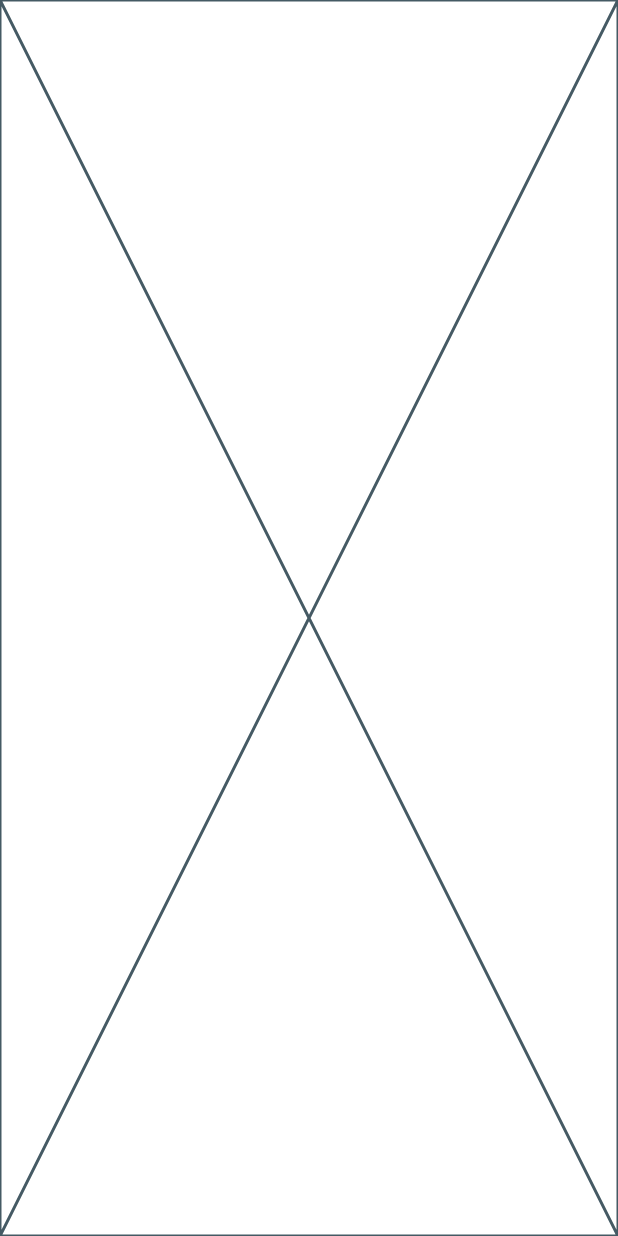
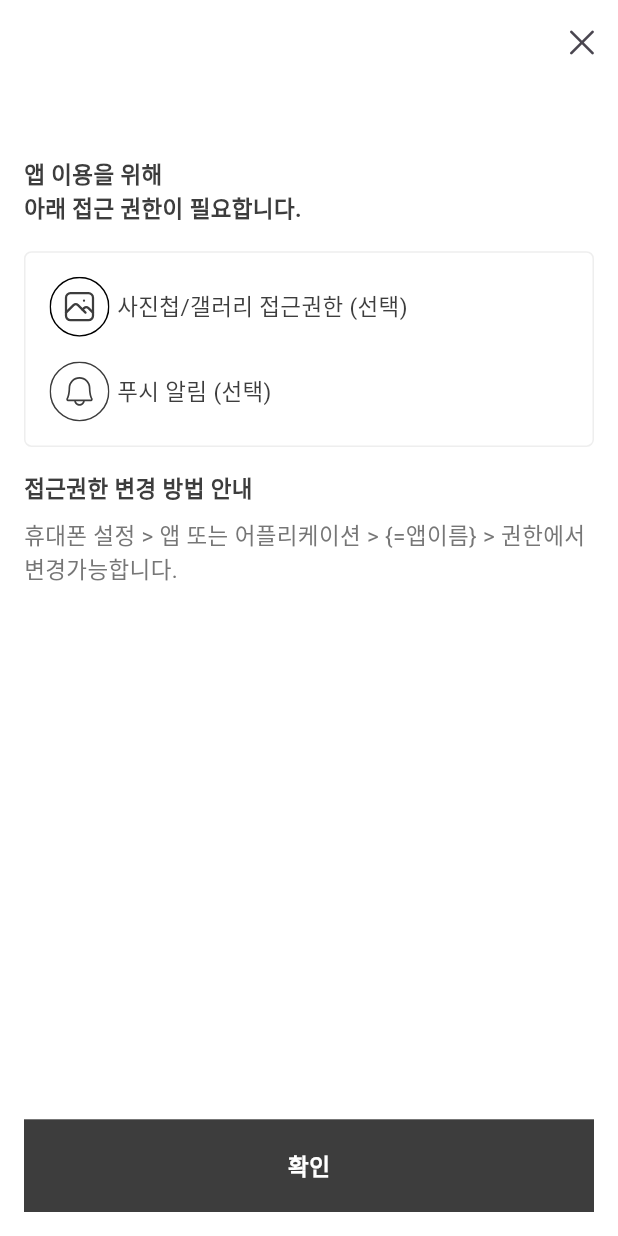
Before and after one commit to GodBongJune/Department-publish, a Flutter app: the screen it shows after launch, on a phone screen of 412 x 824 dp. Run offline on Flutter 3.47's test engine with Material 3 defaults, Android fonts, the light colour scheme and no system bars; our stand-ins replace animated_splash_screen, flutter_riverpod, flutter_svg, logger, package_info_plus.

Commit message:
Launch Page 완료

```diff
--- a/lib/core/constant/color_and_size.dart
+++ b/lib/core/constant/color_and_size.dart
@@ -1,6 +1,10 @@
 import 'package:flutter/material.dart';
 
 const k3DColor = Color(0xFF3D3D3D);
+const k76Color = Color(0xFF767676);
+const kEEColor = Color(0xFFEEEEEE);
+const kC8Color = Color(0xFFC8C8C8);
+const kE8Color = Color(0xFFE8E8E8);
 
 const double size10 = 10.0;
 const double size13 = 13.0;
--- /dev/null
+++ b/lib/core/constant/custom_util.dart
@@ -0,0 +1,122 @@
+import 'package:department/core/constant/color_and_size.dart';
+import 'package:flutter/cupertino.dart';
+import 'package:flutter/material.dart';
+
+void customDialog(BuildContext context, String message) {
+  showDialog(
+    context: context,
+    barrierDismissible: false,
+    builder: (BuildContext context) {
+      return WillPopScope(
+        onWillPop: () async => false,
+        child: AlertDialog(
+          content: Text(message),
+        ),
+      );
+    },
+  );
+}
+
+void customSnackbar(BuildContext context, String message) {
+  ScaffoldMessenger.of(context).showSnackBar(
+    SnackBar(
+      content: Container(
+        child: Center(
+          child: Text(
+            message,
+            style: TextStyle(fontSize: size15),
+          ),
+        ),
+      ),
+      duration: Duration(seconds: 1),
+      margin: EdgeInsets.only(
+        bottom: MediaQuery.of(context).size.height * 0.1,
+        left: 16,
+        right: 16,
+      ),
+      behavior: SnackBarBehavior.floating,
+    ),
+  );
+}
+
+Widget basicButton({
+  required BuildContext context,
+  required VoidCallback onTap,
+  required Color buttonColor,
+  required Color textColor,
+  required String text,
+}) {
+  return InkWell(
+    onTap: onTap,
+    child: Container(
+      height: MediaQuery.of(context).size.height * 0.075,
+      width: double.infinity,
+      decoration: BoxDecoration(
+        color: buttonColor,
+        border:
+            buttonColor == Colors.white ? Border.all(color: k3DColor) : null,
+      ),
+      child: Center(
+        child: Text(
+          text,
+          style: TextStyle(
+            color: textColor,
+            fontSize: size15,
+            fontWeight: FontWeight.bold,
+          ),
+        ),
+      ),
+    ),
+  );
+}
+
+Widget customTextFormField({
+  required BuildContext context,
+  required String hintText,
+  required bool obscureText,
+  TextEditingController? controller,
+  String? suffix,
+  VoidCallback? suffixOnTap,
+  bool readOnly = false,
+}) {
+  return TextFormField(
+    readOnly: readOnly,
+    obscureText: obscureText,
+    controller: controller,
+    style: TextStyle(decorationThickness: 0),
+    decoration: InputDecoration(
+      filled: readOnly,
+      fillColor: readOnly ? Colors.grey[200] : Colors.transparent,
+      suffix: Padding(
+        padding: const EdgeInsets.symmetric(horizontal: 8.0),
+        child: suffix != null
+            ? InkWell(
+                onTap: suffixOnTap,
+                child: Text(
+                  "${suffix}",
+                  style: TextStyle(
+                    color: k3DColor,
+                    fontSize: size15,
+                    fontWeight: FontWeight.bold,
+                  ),
+                ),
+              )
+            : null,
+      ),
+      border: InputBorder.none,
+      hintText: "${hintText}",
+      hintStyle: TextStyle(
+        color: kC8Color,
+        fontSize: size15,
+      ),
+      focusedBorder: UnderlineInputBorder(
+        borderSide: BorderSide(color: k3DColor),
+        borderRadius: BorderRadius.circular(100),
+      ),
+      enabledBorder: UnderlineInputBorder(
+        borderSide: BorderSide(color: kE8Color),
+        borderRadius: BorderRadius.circular(100),
+      ),
+    ),
+  );
+}
--- a/lib/pages/launch_page/launch_page.dart
+++ b/lib/pages/launch_page/launch_page.dart
@@ -1,3 +1,6 @@
+import 'package:department/pages/auth_and_find_page/login_page/login_page.dart';
+import 'package:department/pages/launch_page/launch_page_widgets/launch_page_body.dart';
+import 'package:flutter/cupertino.dart';
 import 'package:flutter/material.dart';
 
 class LaunchPage extends StatelessWidget {
@@ -5,6 +8,23 @@ class LaunchPage extends StatelessWidget {
 
   @override
   Widget build(BuildContext context) {
-    return const Placeholder();
+    return Scaffold(
+      appBar: AppBar(
+        automaticallyImplyLeading: false,
+        actions: [
+          IconButton(
+            onPressed: () {
+              Navigator.of(context).pushReplacement(
+                MaterialPageRoute(
+                  builder: (context) => LoginPage(),
+                ),
+              );
+            },
+            icon: Icon(CupertinoIcons.clear),
+          ),
+        ],
+      ),
+      body: LaunchPageBody(),
+    );
   }
 }
--- /dev/null
+++ b/lib/pages/launch_page/launch_page_widgets/launch_page_body.dart
@@ -0,0 +1,116 @@
+import 'package:department/core/constant/color_and_size.dart';
+import 'package:department/core/constant/custom_util.dart';
+import 'package:department/pages/auth_and_find_page/login_page/login_page.dart';
+import 'package:flutter/material.dart';
+import 'package:flutter_svg/flutter_svg.dart';
+
+class LaunchPageBody extends StatefulWidget {
+  const LaunchPageBody({super.key});
+
+  @override
+  State<LaunchPageBody> createState() => _LaunchPageBodyState();
+}
+
+class _LaunchPageBodyState extends State<LaunchPageBody> {
+  @override
+  Widget build(BuildContext context) {
+    return Padding(
+      padding: const EdgeInsets.all(16.0),
+      child: CustomScrollView(
+        slivers: [
+          SliverFillRemaining(
+            child: Column(
+              crossAxisAlignment: CrossAxisAlignment.start,
+              children: [
+                SizedBox(height: MediaQuery.of(context).size.height * 0.04),
+                Text(
+                  "앱 이용을 위해\n아래 접근 권한이 필요합니다.",
+                  style: TextStyle(
+                    color: k3DColor,
+                    fontSize: size15,
+                    fontWeight: FontWeight.bold,
+                  ),
+                ),
+                SizedBox(height: MediaQuery.of(context).size.height * 0.02),
+                Container(
+                  decoration: BoxDecoration(
+                    border: Border.all(color: kEEColor),
+                    borderRadius: BorderRadius.circular(5),
+                  ),
+                  child: Padding(
+                    padding: const EdgeInsets.all(16.0),
+                    child: Column(
+                      children: [
+                        InkWell(
+                          onTap: () {},
+                          child: Row(
+                            children: [
+                              SvgPicture.asset("assets/logo/startIcon1.svg"),
+                              SizedBox(width: 5),
+                              Text(
+                                "사진첩/갤러리 접근권한 (선택)",
+                                style: TextStyle(
+                                    color: k3DColor, fontSize: size15),
+                              ),
+                            ],
+                          ),
+                        ),
+                        SizedBox(
+                            height: MediaQuery.of(context).size.height * 0.02),
+                        InkWell(
+                          onTap: () {},
+                          child: Row(
+                            children: [
+                              SvgPicture.asset("assets/logo/startIcon2.svg"),
+                              SizedBox(width: 5),
+                              Text(
+                                "푸시 알림 (선택)",
+                                style: TextStyle(
+                                    color: k3DColor, fontSize: size15),
+                              ),
+                            ],
+                          ),
+                        )
+                      ],
+                    ),
+                  ),
+                ),
+                SizedBox(height: MediaQuery.of(context).size.height * 0.02),
+                Text(
+                  "접근권한 변경 방법 안내",
+                  style: TextStyle(
+                    color: k3DColor,
+                    fontSize: size15,
+                    fontWeight: FontWeight.bold,
+                  ),
+                ),
+                SizedBox(height: MediaQuery.of(context).size.height * 0.01),
+                Text(
+                  "휴대폰 설정 > 앱 또는 어플리케이션 > {=앱이름} > 권한에서 변경가능합니다.",
+                  style: TextStyle(
+                    color: k76Color,
+                    fontSize: size15,
+                  ),
+                ),
+                Spacer(),
+                basicButton(
+                  context: context,
+                  onTap: () {
+                    Navigator.of(context).pushReplacement(
+                      MaterialPageRoute(
+                        builder: (context) => LoginPage(),
+                      ),
+                    );
+                  },
+                  buttonColor: k3DColor,
+                  textColor: Colors.white,
+                  text: "확인",
+                )
+              ],
+            ),
+          ),
+        ],
+      ),
+    );
+  }
+}
```
Also changed, not shown: lib/pages/auth_and_find_page/login_page/login_page.dart (added, +10 -0 lines).
